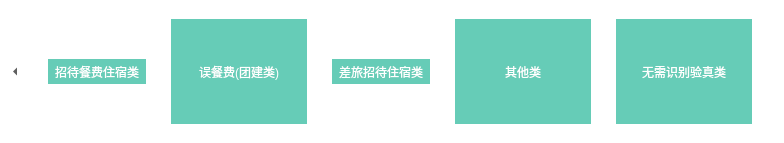
16071454/work, file InvoiceApp/extengroupform.ui: the form before one commit.
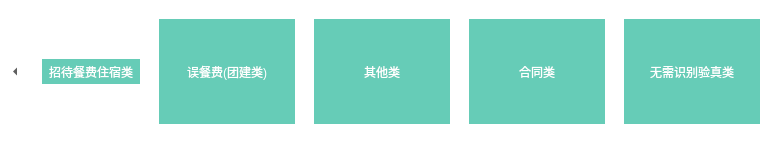
The form after the commit. Icons and pictures are not drawn.

```diff
--- a/InvoiceApp/extengroupform.ui
+++ b/InvoiceApp/extengroupform.ui
@@ -189,34 +189,6 @@
         </property>
        </widget>
       </item>
-      <item>
-       <widget class="QToolButton" name="toolButton_6">
-        <property name="styleSheet">
-         <string notr="true">color: rgb(255, 255, 255);
-background-color: rgb(102, 204, 183);
-font: 10pt &quot;微软雅黑&quot;;</string>
-        </property>
-        <property name="text">
-         <string>差旅招待住宿类</string>
-        </property>
-        <property name="icon">
-         <iconset>
-          <normaloff>:/imag/travel.png</normaloff>:/imag/travel.png</iconset>
-        </property>
-        <property name="iconSize">
-         <size>
-          <width>72</width>
-          <height>72</height>
-         </size>
-        </property>
-        <property name="toolButtonStyle">
-         <enum>Qt::ToolButtonTextUnderIcon</enum>
-        </property>
-        <property name="autoRaise">
-         <bool>true</bool>
-        </property>
-       </widget>
-      </item>
       <item>
        <widget class="QToolButton" name="toolButton_4">
         <property name="minimumSize">
@@ -251,6 +223,40 @@
         </property>
        </widget>
       </item>
+      <item>
+       <widget class="QToolButton" name="toolButton_6">
+        <property name="minimumSize">
+         <size>
+          <width>136</width>
+          <height>105</height>
+         </size>
+        </property>
+        <property name="styleSheet">
+         <string notr="true">color: rgb(255, 255, 255);
+background-color: rgb(102, 204, 183);
+font: 10pt &quot;微软雅黑&quot;;</string>
+        </property>
+        <property name="text">
+         <string>合同类</string>
+        </property>
+        <property name="icon">
+         <iconset resource="res.qrc">
+          <normaloff>:/imag/travel.png</normaloff>:/imag/travel.png</iconset>
+        </property>
+        <property name="iconSize">
+         <size>
+          <width>72</width>
+          <height>72</height>
+         </size>
+        </property>
+        <property name="toolButtonStyle">
+         <enum>Qt::ToolButtonTextUnderIcon</enum>
+        </property>
+        <property name="autoRaise">
+         <bool>true</bool>
+        </property>
+       </widget>
+      </item>
       <item>
        <widget class="QToolButton" name="toolButton_3">
         <property name="minimumSize">
```
Left out of the diff: 12 changed lines with no effect on the pictures.
